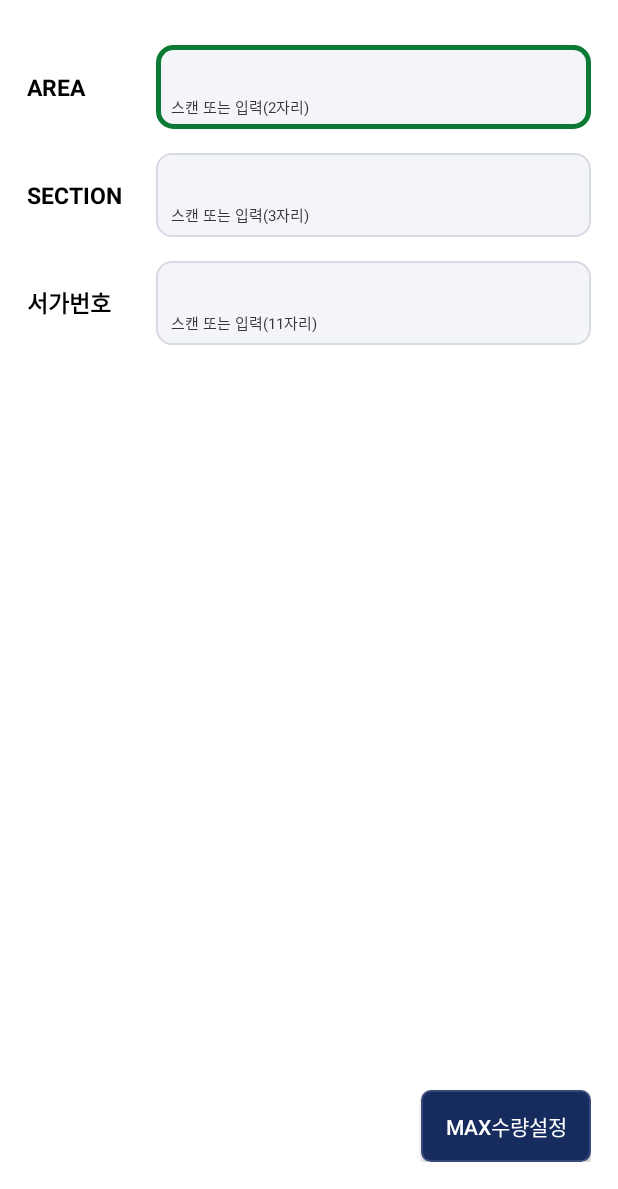
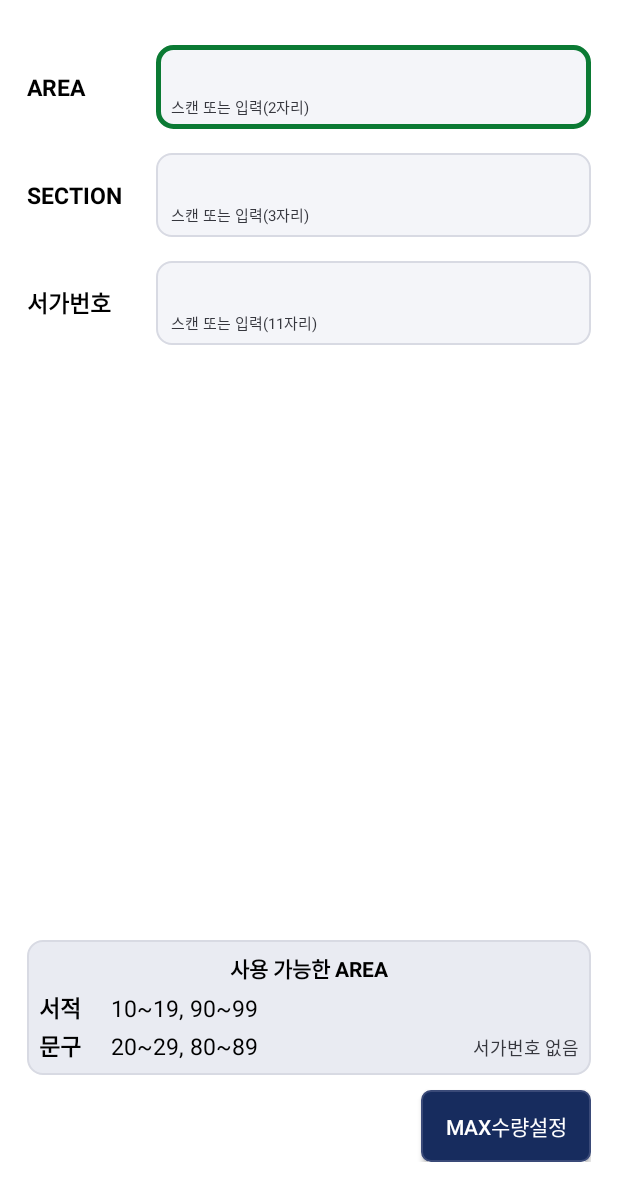
Before and after one commit to htcnams-lgtm/kointbook, an Android app: the LocationInputActivity screen opened directly, with no data from a screen before it, on a phone screen of 412 x 824 dp, the part 47-1236 px from its top. Run offline under Robolectric (Android 15) with nearby library versions, the phone set to English and light mode, and no system bars.

Commit message:
PDA 위치입력: 사용 가능한 AREA 안내 상자(1.5.1)
Co-Authored-By: Claude Sonnet 5.5 <noreply@anthropic.com>
Claude-Session: https://claude.ai/code/session_01WtGo8nfGY5FnCXxweyo2V8

```diff
--- a/android_app/app/build.gradle
+++ b/android_app/app/build.gradle
@@ -19,8 +19,8 @@ android {
         applicationId "com.kointbook.app"
         minSdk 21
         targetSdk 34
-        versionCode 15
-        versionName "1.5.0"
+        versionCode 16
+        versionName "1.5.1"
     }
 
     buildTypes {
--- a/android_app/app/src/main/res/layout/activity_location_input.xml
+++ b/android_app/app/src/main/res/layout/activity_location_input.xml
@@ -195,6 +195,73 @@
 
         <View android:layout_width="match_parent" android:layout_height="0dp" android:layout_weight="1" />
 
+        <!-- [2026-10-15] 사용 가능한 AREA 안내 상자(사용자 선택 C안). 값은 AppState.AREA_RULE_TEXT와 같다. -->
+        <LinearLayout
+            android:layout_width="match_parent"
+            android:layout_height="wrap_content"
+            android:layout_marginBottom="10dp"
+            android:orientation="vertical"
+            android:background="@drawable/box_yellow"
+            android:padding="8dp">
+
+            <TextView
+                android:layout_width="match_parent"
+                android:layout_height="wrap_content"
+                android:gravity="center"
+                android:text="사용 가능한 AREA"
+                android:textStyle="bold"
+                android:textColor="#000000"
+                android:textSize="14sp" />
+
+            <LinearLayout
+                android:layout_width="match_parent"
+                android:layout_height="wrap_content"
+                android:layout_marginTop="4dp"
+                android:orientation="horizontal">
+                <TextView
+                    android:layout_width="48dp"
+                    android:layout_height="wrap_content"
+                    android:text="서적"
+                    android:textStyle="bold"
+                    android:textColor="#000000"
+                    android:textSize="15sp" />
+                <TextView
+                    android:layout_width="wrap_content"
+                    android:layout_height="wrap_content"
+                    android:text="10~19, 90~99"
+                    android:textColor="#000000"
+                    android:textSize="15sp" />
+            </LinearLayout>
+
+            <LinearLayout
+                android:layout_width="match_parent"
+                android:layout_height="wrap_content"
+                android:layout_marginTop="2dp"
+                android:orientation="horizontal">
+                <TextView
+                    android:layout_width="48dp"
+                    android:layout_height="wrap_content"
+                    android:text="문구"
+                    android:textStyle="bold"
+                    android:textColor="#000000"
+                    android:textSize="15sp" />
+                <TextView
+                    android:layout_width="wrap_content"
+                    android:layout_height="wrap_content"
+                    android:text="20~29, 80~89"
+                    android:textColor="#000000"
+                    android:textSize="15sp" />
+                <TextView
+                    android:layout_width="0dp"
+                    android:layout_height="wrap_content"
+                    android:layout_weight="1"
+                    android:gravity="end"
+                    android:text="서가번호 없음"
+                    android:textColor="@color/text_secondary"
+                    android:textSize="12sp" />
+            </LinearLayout>
+        </LinearLayout>
+
         <androidx.appcompat.widget.AppCompatButton
             android:id="@+id/btnMaxQty"
             android:layout_width="wrap_content"
```
Also changed, not shown: 2 other files.
